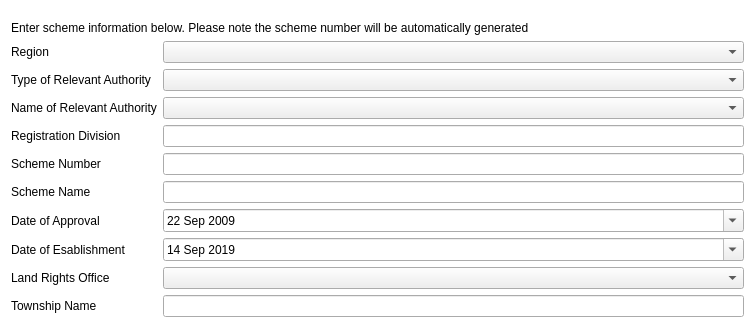
This is ui/flts/ui_scheme_lodgement.ui in gltn/stdm as Qt 5 draws it before an edit; both pictures show x 0 to 755 and y 0 to 320 of the 755 by 493 pixel window. The edited form follows.
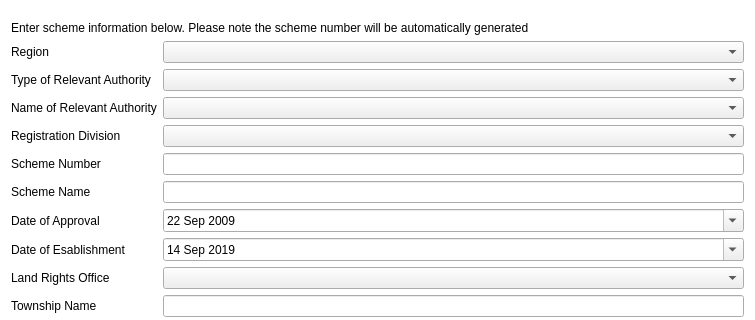
This is the edited form. Icons and pictures are not drawn. Custom widgets are drawn as their Qt base class.

The edit to the form file:
```diff
--- a/ui/flts/ui_scheme_lodgement.ui
+++ b/ui/flts/ui_scheme_lodgement.ui
@@ -99,11 +99,7 @@
      </widget>
     </item>
     <item row="5" column="1">
-     <widget class="QLineEdit" name="lnedit_reg_div">
-      <property name="readOnly">
-       <bool>true</bool>
-      </property>
-     </widget>
+     <widget class="QComboBox" name="cbx_reg_div"/>
     </item>
     <item row="6" column="0">
      <widget class="QLabel" name="label_schm_num">
```
Left out of the diff: 14 changed lines with no effect on the pictures.
